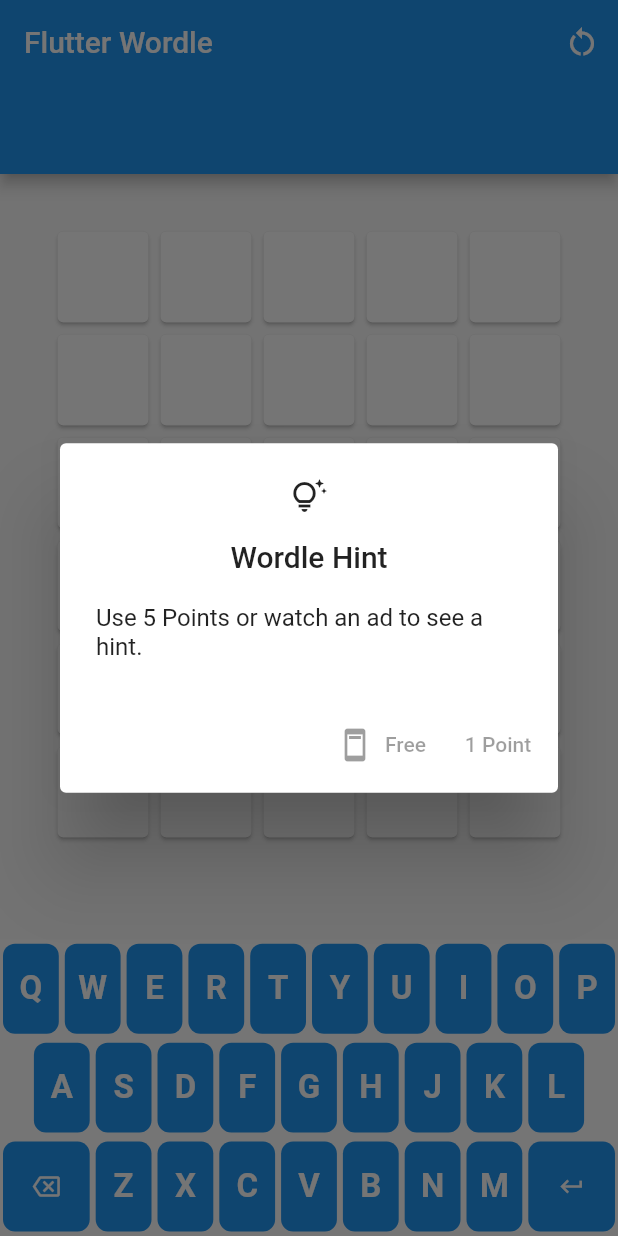
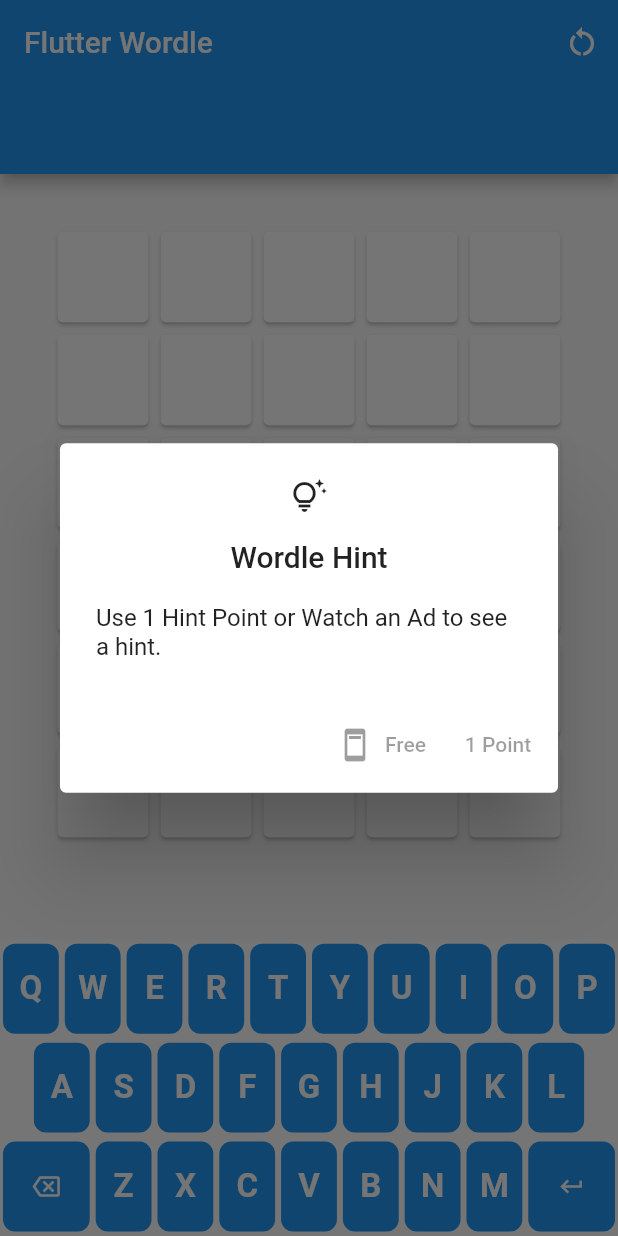
Before and after one commit to MominRaza/flutter_wordle, a Flutter app: the screen it shows after launch, after a tap on an icon or button, on a phone screen of 412 x 824 dp. Run offline on Flutter 3.47's test engine with Material 2 defaults, Android fonts, the phone set to English and light mode, and no system bars; drawn by our look-alikes of dynamic_color; our stand-ins replace flutter_riverpod, google_mobile_ads, share_plus, shared_preferences; network calls fail.

Commit message:
reduce hint point to 1 and start with 2 points

```diff
--- a/lib/components/hint_button.dart
+++ b/lib/components/hint_button.dart
@@ -131,7 +131,7 @@ class __HintDialogState extends ConsumerState<_HintDialog> {
                   )
                   .toList(),
             )
-          : const Text('Use 5 Points or watch an ad to see a hint.'),
+          : const Text('Use 1 Hint Point or Watch an Ad to see a hint.'),
       actions: _showHint
           ? null
           : [
```
